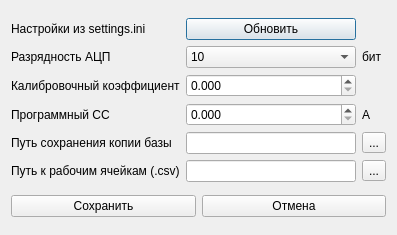
This is gui/uies/settings.ui in neurocomputer/MemriBoard as Qt 5 draws it before an edit. The edited form follows.
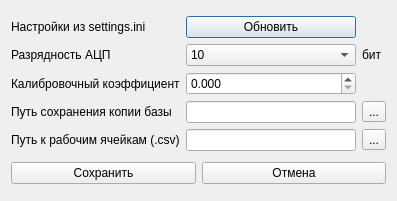
This is the edited form.

Commit message: cc moved from settings to signal

What changed in the file:
```diff
--- a/gui/uies/settings.ui
+++ b/gui/uies/settings.ui
@@ -7,7 +7,7 @@
     <x>0</x>
     <y>0</y>
     <width>397</width>
-    <height>235</height>
+    <height>201</height>
    </rect>
   </property>
   <property name="sizePolicy">
@@ -16,63 +16,24 @@
     <verstretch>0</verstretch>
    </sizepolicy>
   </property>
+  <property name="minimumSize">
+   <size>
+    <width>397</width>
+    <height>201</height>
+   </size>
+  </property>
+  <property name="maximumSize">
+   <size>
+    <width>397</width>
+    <height>201</height>
+   </size>
+  </property>
   <property name="windowTitle">
    <string>Настройки</string>
   </property>
   <layout class="QVBoxLayout" name="verticalLayout">
    <item>
     <layout class="QGridLayout" name="gridLayout111">
-     <item row="3" column="0">
-      <widget class="QLabel" name="label_5">
-       <property name="text">
-        <string>Программный CC</string>
-       </property>
-      </widget>
-     </item>
-     <item row="2" column="1">
-      <widget class="QDoubleSpinBox" name="choose_gain">
-       <property name="decimals">
-        <number>3</number>
-       </property>
-       <property name="singleStep">
-        <double>0.001000000000000</double>
-       </property>
-      </widget>
-     </item>
-     <item row="2" column="0">
-      <widget class="QLabel" name="label_2">
-       <property name="text">
-        <string>Калибровочный коэффициент</string>
-       </property>
-      </widget>
-     </item>
-     <item row="4" column="0">
-      <widget class="QLabel" name="label_4">
-       <property name="text">
-        <string>Путь сохранения копии базы</string>
-       </property>
-      </widget>
-     </item>
-     <item row="0" column="1">
-      <widget class="QPushButton" name="button_update">
-       <property name="text">
-        <string>Обновить</string>
-       </property>
-      </widget>
-     </item>
-     <item row="4" column="1">
-      <widget class="QLineEdit" name="lineedit_backup"/>
-     </item>
-     <item row="3" column="1">
-      <widget class="QDoubleSpinBox" name="choose_software_cc">
-       <property name="decimals">
-        <number>3</number>
-       </property>
-       <property name="singleStep">
-        <double>0.001000000000000</double>
-       </property>
-      </widget>
-     </item>
      <item row="1" column="1">
       <widget class="QComboBox" name="choose_adc_bit">
        <item>
@@ -87,6 +48,13 @@
        </item>
       </widget>
      </item>
+     <item row="3" column="0">
+      <widget class="QLabel" name="label_4">
+       <property name="text">
+        <string>Путь сохранения копии базы</string>
+       </property>
+      </widget>
+     </item>
      <item row="1" column="0">
       <widget class="QLabel" name="label">
        <property name="text">
@@ -94,13 +62,6 @@
        </property>
       </widget>
      </item>
-     <item row="3" column="2">
-      <widget class="QLabel" name="label_7">
-       <property name="text">
-        <string>А</string>
-       </property>
-      </widget>
-     </item>
      <item row="0" column="0">
       <widget class="QLabel" name="label_3">
        <property name="text">
@@ -108,6 +69,37 @@
        </property>
       </widget>
      </item>
+     <item row="2" column="0">
+      <widget class="QLabel" name="label_2">
+       <property name="text">
+        <string>Калибровочный коэффициент</string>
+       </property>
+      </widget>
+     </item>
+     <item row="4" column="0">
+      <widget class="QLabel" name="label_8">
+       <property name="text">
+        <string>Путь к рабочим ячейкам (.csv)</string>
+       </property>
+      </widget>
+     </item>
+     <item row="3" column="1">
+      <widget class="QLineEdit" name="lineedit_backup"/>
+     </item>
+     <item row="3" column="2">
+      <widget class="QToolButton" name="button_add_path">
+       <property name="text">
+        <string>...</string>
+       </property>
+      </widget>
+     </item>
+     <item row="4" column="2">
+      <widget class="QToolButton" name="button_add_writable_cells_csv">
+       <property name="text">
+        <string>...</string>
+       </property>
+      </widget>
+     </item>
      <item row="1" column="2">
       <widget class="QLabel" name="label_6">
        <property name="text">
@@ -115,27 +107,23 @@
        </property>
       </widget>
      </item>
-     <item row="4" column="2">
-      <widget class="QToolButton" name="button_add_path">
-       <property name="text">
-        <string>...</string>
+     <item row="2" column="1">
+      <widget class="QDoubleSpinBox" name="choose_gain">
+       <property name="decimals">
+        <number>3</number>
+       </property>
+       <property name="singleStep">
+        <double>0.001000000000000</double>
        </property>
       </widget>
      </item>
-     <item row="5" column="1">
+     <item row="4" column="1">
       <widget class="QLineEdit" name="lineedit_writable_cells"/>
      </item>
-     <item row="5" column="2">
-      <widget class="QToolButton" name="button_add_writable_cells_csv">
+     <item row="0" column="1">
+      <widget class="QPushButton" name="button_update">
        <property name="text">
-        <string>...</string>
-       </property>
-      </widget>
-     </item>
-     <item row="5" column="0">
-      <widget class="QLabel" name="label_8">
-       <property name="text">
-        <string>Путь к рабочим ячейкам (.csv)</string>
+        <string>Обновить</string>
        </property>
       </widget>
      </item>
```
The commit also changes 22 other files.
